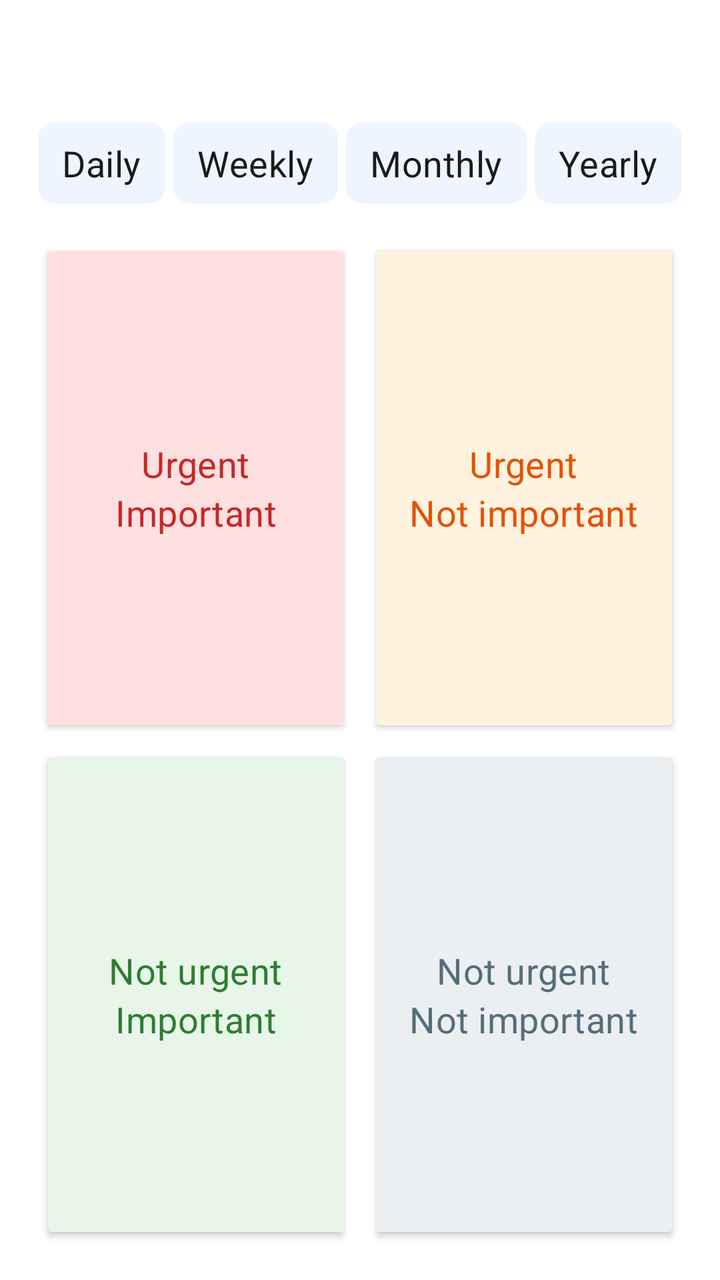
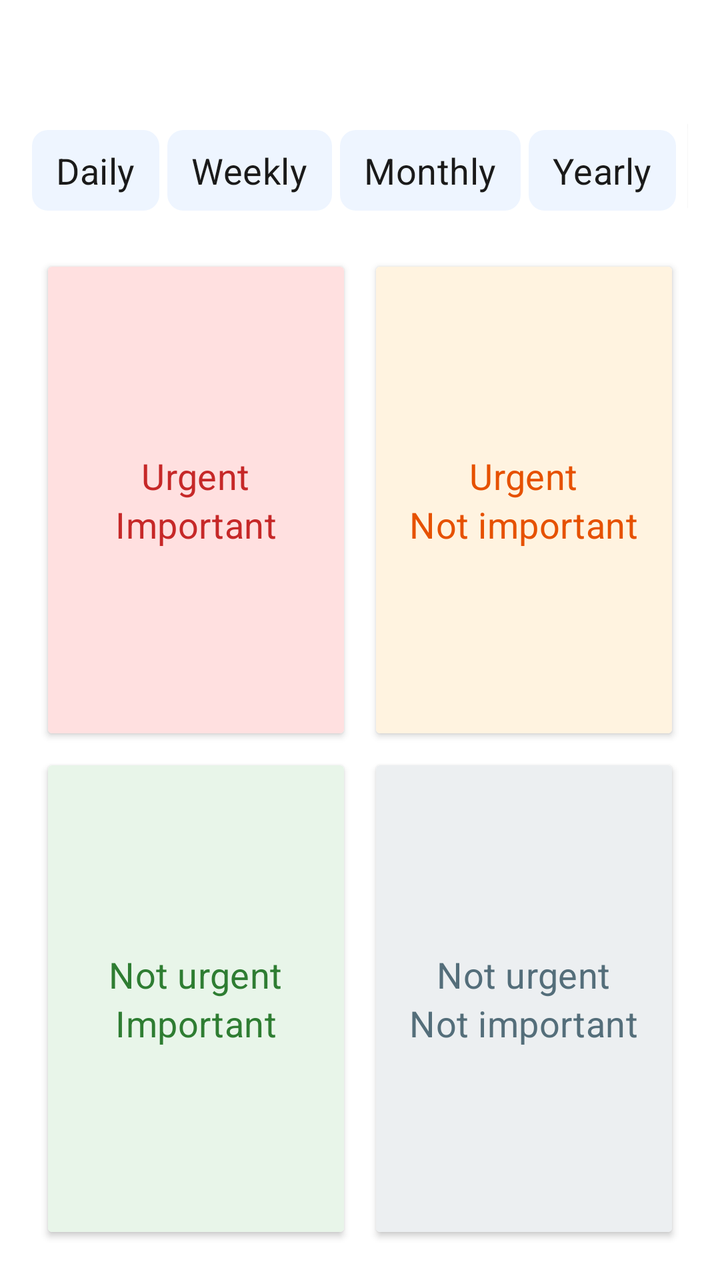

Two renders of the same Android screen: before a commit and after it. Below are the layout's source before the change and the commit's diff.
<!-- AndroidManifest.xml: application theme Theme.JustNow -->
<!-- res/layout/fragment_quadrant.xml -->
<?xml version="1.0" encoding="utf-8"?>
<LinearLayout xmlns:android="http://schemas.android.com/apk/res/android"
    android:layout_width="match_parent"
    android:layout_height="match_parent"
    android:orientation="vertical"
    android:padding="16dp"
    android:gravity="center">

    
    <TextView
        android:id="@+id/tv_draft_summary"
        android:layout_width="match_parent"
        android:layout_height="wrap_content"
        android:textAppearance="@style/TextAppearance.JustNow.Title"
        android:gravity="center"
        android:textColor="@color/text_primary"
        android:layout_marginBottom="16dp" />

    
    <LinearLayout
        android:id="@+id/ll_completion_mode"
        android:layout_width="wrap_content"
        android:layout_height="wrap_content"
        android:layout_gravity="center"
        android:orientation="horizontal"
        android:layout_marginBottom="16dp"
        android:contentDescription="完成模式">

        <TextView
            android:id="@+id/chip_mode_daily"
            android:layout_width="wrap_content"
            android:layout_height="wrap_content"
            android:layout_marginEnd="4dp"
            android:paddingStart="12dp"
            android:paddingEnd="12dp"
            android:paddingTop="8dp"
            android:paddingBottom="8dp"
            android:gravity="center"
            android:background="@drawable/bg_day_chip"
            android:textAppearance="@style/TextAppearance.JustNow.Body"
            android:textColor="@color/chip_day_text"
            android:text="@string/s_mode_daily"
            android:clickable="true"
            android:focusable="true" />

        <TextView
            android:id="@+id/chip_mode_weekly"
            android:layout_width="wrap_content"
            android:layout_height="wrap_content"
            android:layout_marginEnd="4dp"
            android:paddingStart="12dp"
            android:paddingEnd="12dp"
            android:paddingTop="8dp"
            android:paddingBottom="8dp"
            android:gravity="center"
            android:background="@drawable/bg_day_chip"
            android:textAppearance="@style/TextAppearance.JustNow.Body"
            android:textColor="@color/chip_day_text"
            android:text="@string/s_mode_weekly"
            android:clickable="true"
            android:focusable="true" />

        <TextView
            android:id="@+id/chip_mode_monthly"
            android:layout_width="wrap_content"
            android:layout_height="wrap_content"
            android:layout_marginEnd="4dp"
            android:paddingStart="12dp"
            android:paddingEnd="12dp"
            android:paddingTop="8dp"
            android:paddingBottom="8dp"
            android:gravity="center"
            android:background="@drawable/bg_day_chip"
            android:textAppearance="@style/TextAppearance.JustNow.Body"
            android:textColor="@color/chip_day_text"
            android:text="@string/s_mode_monthly"
            android:clickable="true"
            android:focusable="true" />

        <TextView
            android:id="@+id/chip_mode_yearly"
            android:layout_width="wrap_content"
            android:layout_height="wrap_content"
            android:paddingStart="12dp"
            android:paddingEnd="12dp"
            android:paddingTop="8dp"
            android:paddingBottom="8dp"
            android:gravity="center"
            android:background="@drawable/bg_day_chip"
            android:textAppearance="@style/TextAppearance.JustNow.Body"
            android:textColor="@color/chip_day_text"
            android:text="@string/s_mode_yearly"
            android:clickable="true"
            android:focusable="true" />
    </LinearLayout>

    
    <LinearLayout
        android:id="@+id/ll_quota_input"
        android:layout_width="wrap_content"
        android:layout_height="wrap_content"
        android:layout_gravity="center"
        android:orientation="horizontal"
        android:layout_marginBottom="16dp"
        android:visibility="gone">

        <EditText
            android:id="@+id/et_quota"
            android:layout_width="56dp"
            android:layout_height="wrap_content"
            android:inputType="number"
            android:text="1"
            android:textAlignment="center"
            android:background="@android:drawable/edit_text"
            android:textAppearance="@style/TextAppearance.JustNow.Body" />

        <TextView
            android:id="@+id/tv_quota_hint"
            android:layout_width="wrap_content"
            android:layout_height="wrap_content"
            android:layout_marginStart="4dp"
            android:textAppearance="@style/TextAppearance.JustNow.Caption"
            android:layout_gravity="center_vertical" />
    </LinearLayout>

    
    <GridLayout
        android:layout_width="match_parent"
        android:layout_height="0dp"
        android:layout_weight="1"
        android:columnCount="2"
        android:rowCount="2">

        
        <androidx.cardview.widget.CardView
            android:layout_width="0dp"
            android:layout_height="0dp"
            android:layout_columnWeight="1"
            android:layout_rowWeight="1"
            android:layout_margin="8dp"
            android:clickable="true"
            android:focusable="true"
            android:foreground="?attr/selectableItemBackground"
            android:contentDescription="@string/cd_quadrant_urgent_important"
            android:id="@+id/cv_urgent_important">

            <LinearLayout
                android:layout_width="match_parent"
                android:layout_height="match_parent"
                android:orientation="vertical"
                android:gravity="center"
                android:padding="16dp"
                android:background="@color/quadrant_bg_0">

                <TextView android:layout_width="wrap_content" android:layout_height="wrap_content" android:text="@string/s_urgent" android:textAppearance="@style/TextAppearance.JustNow.Body" android:textColor="@color/quadrant_urgent_important" />
                <TextView android:layout_width="wrap_content" android:layout_height="wrap_content" android:text="@string/s_important" android:textAppearance="@style/TextAppearance.JustNow.Body" android:textColor="@color/quadrant_urgent_important" />
            </LinearLayout>

        </androidx.cardview.widget.CardView>

        
        <androidx.cardview.widget.CardView
            android:layout_width="0dp"
            android:layout_height="0dp"
            android:layout_columnWeight="1"
            android:layout_rowWeight="1"
            android:layout_margin="8dp"
            android:clickable="true"
            android:focusable="true"
            android:foreground="?attr/selectableItemBackground"
            android:contentDescription="@string/cd_quadrant_urgent_not_important"
            android:id="@+id/cv_urgent_not_important">

            <LinearLayout
                android:layout_width="match_parent"
                android:layout_height="match_parent"
                android:orientation="vertical"
                android:gravity="center"
                android:padding="16dp"
                android:background="@color/quadrant_bg_1">

                <TextView android:layout_width="wrap_content" android:layout_height="wrap_content" android:text="@string/s_urgent" android:textAppearance="@style/TextAppearance.JustNow.Body" android:textColor="@color/quadrant_urgent_not_important" />
                <TextView android:layout_width="wrap_content" android:layout_height="wrap_content" android:text="@string/s_not_important" android:textAppearance="@style/TextAppearance.JustNow.Body" android:textColor="@color/quadrant_urgent_not_important" />
            </LinearLayout>

        </androidx.cardview.widget.CardView>

        
        <androidx.cardview.widget.CardView
            android:layout_width="0dp"
            android:layout_height="0dp"
            android:layout_columnWeight="1"
            android:layout_rowWeight="1"
            android:layout_margin="8dp"
            android:clickable="true"
            android:focusable="true"
            android:foreground="?attr/selectableItemBackground"
            android:contentDescription="@string/cd_quadrant_not_urgent_important"
            android:id="@+id/cv_not_urgent_important">

            <LinearLayout
                android:layout_width="match_parent"
                android:layout_height="match_parent"
                android:orientation="vertical"
                android:gravity="center"
                android:padding="16dp"
                android:background="@color/quadrant_bg_2">

                <TextView android:layout_width="wrap_content" android:layout_height="wrap_content" android:text="@string/s_not_urgent" android:textAppearance="@style/TextAppearance.JustNow.Body" android:textColor="@color/quadrant_not_urgent_important" />
                <TextView android:layout_width="wrap_content" android:layout_height="wrap_content" android:text="@string/s_important" android:textAppearance="@style/TextAppearance.JustNow.Body" android:textColor="@color/quadrant_not_urgent_important" />
            </LinearLayout>

        </androidx.cardview.widget.CardView>

        
        <androidx.cardview.widget.CardView
            android:layout_width="0dp"
            android:layout_height="0dp"
            android:layout_columnWeight="1"
            android:layout_rowWeight="1"
            android:layout_margin="8dp"
            android:clickable="true"
            android:focusable="true"
            android:foreground="?attr/selectableItemBackground"
            android:contentDescription="@string/cd_quadrant_not_urgent_not_important"
            android:id="@+id/cv_not_urgent_not_important">

            <LinearLayout
                android:layout_width="match_parent"
                android:layout_height="match_parent"
                android:orientation="vertical"
                android:gravity="center"
                android:padding="16dp"
                android:background="@color/quadrant_bg_3">

                <TextView android:layout_width="wrap_content" android:layout_height="wrap_content" android:text="@string/s_not_urgent" android:textAppearance="@style/TextAppearance.JustNow.Body" android:textColor="@color/quadrant_not_urgent_not_important" />
                <TextView android:layout_width="wrap_content" android:layout_height="wrap_content" android:text="@string/s_not_important" android:textAppearance="@style/TextAppearance.JustNow.Body" android:textColor="@color/quadrant_not_urgent_not_important" />
            </LinearLayout>

        </androidx.cardview.widget.CardView>

    </GridLayout>


</LinearLayout>
<!-- resources referenced by this layout -->
<resources>
  <color name="quadrant_bg_0">#FFE0E0</color>
  <color name="quadrant_bg_1">#FFF3E0</color>
  <color name="quadrant_bg_2">#E8F5E9</color>
  <color name="quadrant_bg_3">#ECEFF1</color>
  <color name="quadrant_not_urgent_important">#2E7D32</color>
  <color name="quadrant_not_urgent_not_important">#546E7A</color>
  <color name="quadrant_urgent_important">#C62828</color>
  <color name="quadrant_urgent_not_important">#E65100</color>
  <color name="text_primary">#1A1A1A</color>
  <string name="cd_quadrant_not_urgent_important">Not urgent but important</string>
  <string name="cd_quadrant_not_urgent_not_important">Not urgent and not important</string>
  <string name="cd_quadrant_urgent_important">Urgent and important</string>
  <string name="cd_quadrant_urgent_not_important">Urgent but not important</string>
  <string name="s_important">Important</string>
  <string name="s_mode_daily">Daily</string>
  <string name="s_mode_monthly">Monthly</string>
  <string name="s_mode_weekly">Weekly</string>
  <string name="s_mode_yearly">Yearly</string>
  <string name="s_not_important">Not important</string>
  <string name="s_not_urgent">Not urgent</string>
  <string name="s_urgent">Urgent</string>
  <style name="TextAppearance.JustNow.Body" parent="TextAppearance.MaterialComponents.Subtitle1">
          <item name="android:textSize">@dimen/text_size_body</item>
      </style>
  <style name="TextAppearance.JustNow.Caption" parent="TextAppearance.MaterialComponents.Caption">
          <item name="android:textSize">@dimen/text_size_caption</item>
      </style>
  <style name="TextAppearance.JustNow.Title" parent="TextAppearance.MaterialComponents.Headline6">
          <item name="android:textSize">@dimen/text_size_title</item>
      </style>
  <color name="tag_normal">#1A73E8</color>
  <color name="period_edit_chip_background">#EEF5FF</color>
  <dimen name="text_size_body">18sp</dimen>
  <dimen name="text_size_caption">16sp</dimen>
  <dimen name="text_size_title">22sp</dimen>
  <color name="purple_500">#FF6200EE</color>
  <color name="purple_700">#FF3700B3</color>
  <color name="white">#FFFFFFFF</color>
  <color name="teal_200">#FF03DAC5</color>
  <color name="teal_700">#FF018786</color>
  <color name="black">#FF000000</color>
  <style name="TextAppearance.JustNow.Dialog.Title" parent="TextAppearance.JustNow.Title">
          <item name="android:textColor">@color/text_primary</item>
      </style>
  <color name="text_secondary">#757575</color>
  <style name="TextAppearance.JustNow.Dialog.Body" parent="TextAppearance.JustNow.Body">
          <item name="android:textColor">@color/text_primary</item>
      </style>
  <style name="Widget.JustNow.Dialog.Button" parent="Widget.MaterialComponents.Button.TextButton.Dialog">
          <item name="android:textAppearance">@style/TextAppearance.JustNow.Dialog.Button</item>
          <item name="android:textColor">@color/dialog_primary_action_text</item>
          <item name="textAllCaps">false</item>
      </style>
  <style name="Widget.JustNow.Dialog.Button.Secondary" parent="Widget.MaterialComponents.Button.TextButton.Dialog">
          <item name="android:textAppearance">@style/TextAppearance.JustNow.Dialog.Button.Secondary</item>
          <item name="android:textColor">@color/dialog_action_text</item>
          <item name="textAllCaps">false</item>
      </style>
  <style name="TextAppearance.JustNow.Dialog.Button" parent="TextAppearance.JustNow.Body">
          <item name="android:textColor">@color/dialog_primary_action_text</item>
      </style>
  <style name="TextAppearance.JustNow.Dialog.Button.Secondary" parent="TextAppearance.JustNow.Body">
          <item name="android:textColor">@color/dialog_action_text</item>
      </style>
  <!-- unchanged entries left out for length: 3 -->
</resources>

<!-- the commit's change to res/layout/fragment_quadrant.xml (unified diff, before → after) -->
@@ -24,6 +24,7 @@
         android:layout_gravity="center"
         android:orientation="horizontal"
         android:layout_marginBottom="16dp"
+        android:gravity="center_vertical"
         android:contentDescription="完成模式">
 
         <TextView
@@ -91,28 +92,19 @@
             android:textColor="@color/chip_day_text"
             android:text="@string/s_mode_yearly"
             android:clickable="true"
-            android:focusable="true" />
-    </LinearLayout>
-
-    
-    <LinearLayout
-        android:id="@+id/ll_quota_input"
-        android:layout_width="wrap_content"
-        android:layout_height="wrap_content"
-        android:layout_gravity="center"
-        android:orientation="horizontal"
-        android:layout_marginBottom="16dp"
-        android:visibility="gone">
+            android:focusable="true"
+            android:layout_marginEnd="4dp" />
 
         <EditText
             android:id="@+id/et_quota"
             android:layout_width="56dp"
             android:layout_height="wrap_content"
             android:inputType="number"
-            android:text="1"
+            android:text=""
             android:textAlignment="center"
             android:background="@android:drawable/edit_text"
-            android:textAppearance="@style/TextAppearance.JustNow.Body" />
+            android:textAppearance="@style/TextAppearance.JustNow.Body"
+            android:enabled="false" />
 
         <TextView
             android:id="@+id/tv_quota_hint"
@@ -120,7 +112,8 @@
             android:layout_height="wrap_content"
             android:layout_marginStart="4dp"
             android:textAppearance="@style/TextAppearance.JustNow.Caption"
-            android:layout_gravity="center_vertical" />
+            android:layout_gravity="center_vertical"
+            android:visibility="gone" />
     </LinearLayout>
 
     
